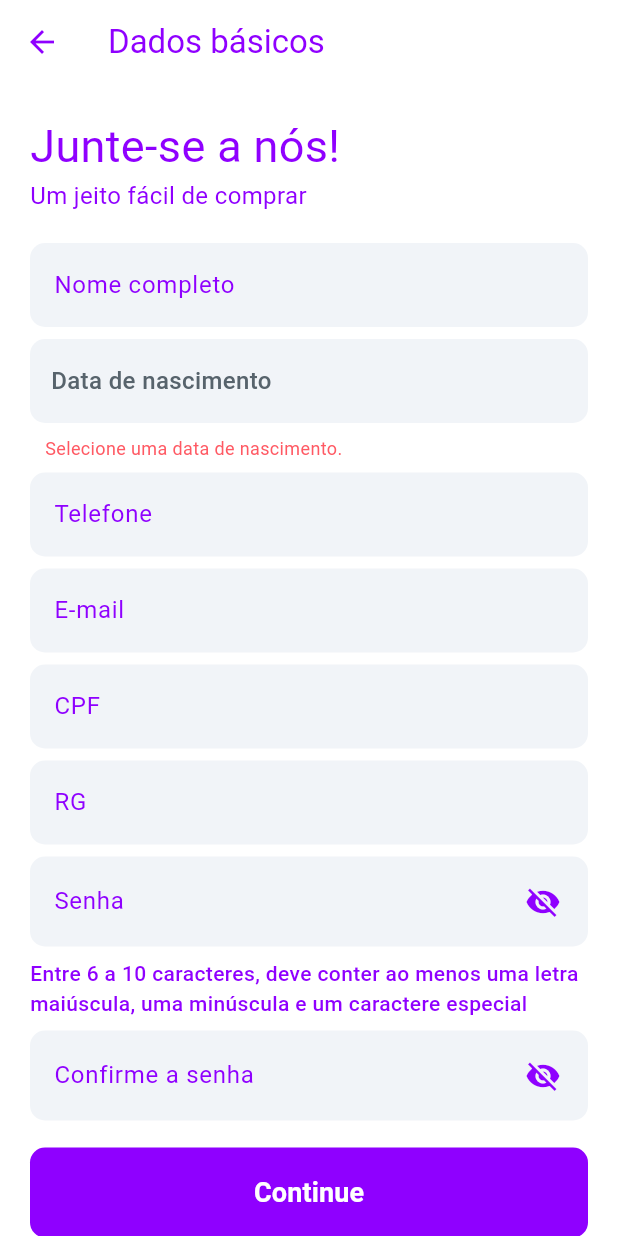
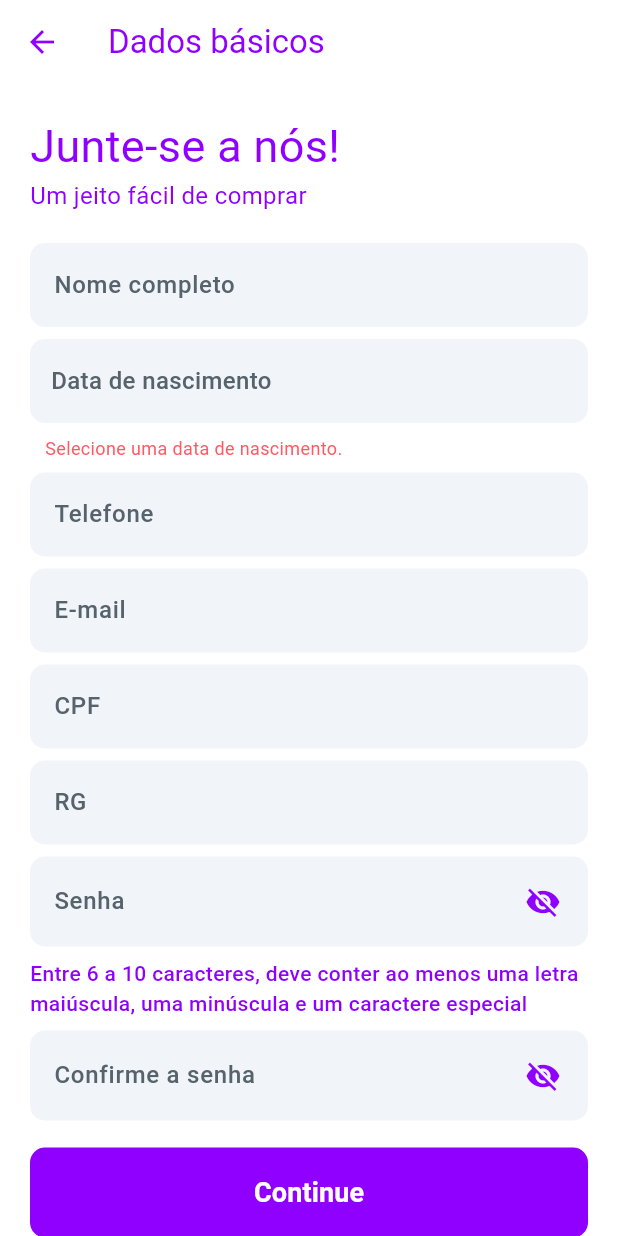
Before and after one commit to AngeloMzn/FarmaFacilCliente, a Flutter app: the SignupScreen screen opened directly, after a tap on "Continue", on a phone screen of 412 x 824 dp. Run offline on Flutter 3.47's test engine with Material 3 defaults, Android fonts, the phone set to English and light mode, and no system bars; our stand-ins replace flutter_progress_hud, shared_preferences; missing offline and left inert: easy_mask; accounts and stored records are empty.

Commit message:
[FIX] Fixing bugs

```diff
--- a/farmafacil_cliente/lib/components/input.dart
+++ b/farmafacil_cliente/lib/components/input.dart
@@ -44,6 +44,11 @@ class Input extends StatelessWidget {
       decoration: InputDecoration(
         hintText: placeholder,
         filled: true,
+        hintStyle: const TextStyle(
+          fontSize: 16,
+          color: ApplicationColors.secondaryText,
+          fontWeight: FontWeight.w500,
+        ),
         fillColor: ApplicationColors.primaryBackground,
         border: OutlineInputBorder(
           borderRadius: BorderRadius.circular(10),
--- a/farmafacil_cliente/lib/controllers/signup_controller.dart
+++ b/farmafacil_cliente/lib/controllers/signup_controller.dart
@@ -92,7 +92,7 @@ class SignupController {
     DateTime? date = await showDatePicker(
       context: context,
       firstDate: DateTime(1900),
-      lastDate: DateTime(2024, 12, 31),
+      lastDate: DateTime.now().subtract(Duration(days: 1)),
     );
 
     if (chosenDate != null && date == null) {
@@ -128,6 +128,7 @@ class SignupController {
       password: password,
       birthdate: chosenDate?.toIso8601String() ?? DateTime(2000).toIso8601String(),
       role: "cliente",
+      image: "",
     );
 
     if (key.currentState!.validate()) {
--- a/farmafacil_cliente/lib/models/user.dart
+++ b/farmafacil_cliente/lib/models/user.dart
@@ -1,5 +1,5 @@
 class User {
-  final String name, email, cpf, password, role, birthdate;
+  final String name, email, cpf, password, role, birthdate, image;
   final String? phoneNumber, rg;
 
   User({
@@ -11,5 +11,6 @@ class User {
     required this.birthdate,
     required this.phoneNumber,
     required this.rg,
+    required this.image,
   });
 }
--- a/farmafacil_cliente/lib/utils/login_cookie.dart
+++ b/farmafacil_cliente/lib/utils/login_cookie.dart
@@ -5,18 +5,18 @@ class LoginCookie {
 
   static void save() async {
     final prefs = await SharedPreferences.getInstance();
-    await prefs.setBool('logged-in', true);
+    await prefs.setBool('logged-in-cliente', true);
   }
 
   static Future<bool?> getLoginState() async {
     final prefs = await SharedPreferences.getInstance();
-    bool? result = prefs.getBool('logged-in');
+    bool? result = prefs.getBool('logged-in-cliente');
 
     return result;
   }
 
   static void remove() async {
     final prefs = await SharedPreferences.getInstance();
-    await prefs.remove('logged-in');
+    await prefs.remove('logged-in-cliente');
   }
 }
```
Also changed, not shown: farmafacil_cliente/lib/models/product.dart (+5 -3 lines).
